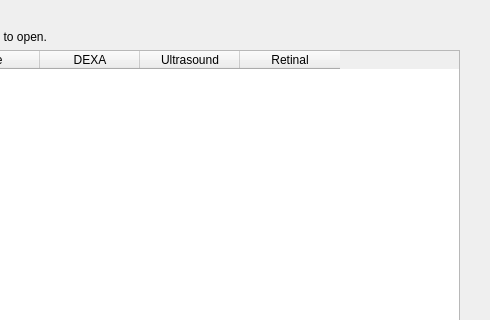
First picture: the form in api/interface/qt/QSelectInterviewDialog.ui, repository patrickdemond/Alder, before the edit; both pictures show x 191 to 681 and y 0 to 320 of the 681 by 412 pixel window.
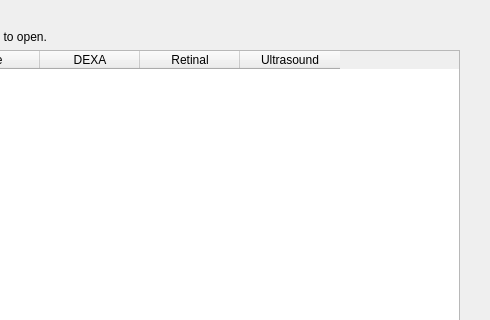
Second picture: the form after the edit.

```diff
--- a/api/interface/qt/QSelectInterviewDialog.ui
+++ b/api/interface/qt/QSelectInterviewDialog.ui
@@ -58,12 +58,12 @@
      </column>
      <column>
       <property name="text">
-       <string>Ultrasound</string>
+       <string>Retinal</string>
       </property>
      </column>
      <column>
       <property name="text">
-       <string>Retinal</string>
+       <string>Ultrasound</string>
       </property>
      </column>
     </widget>
```
